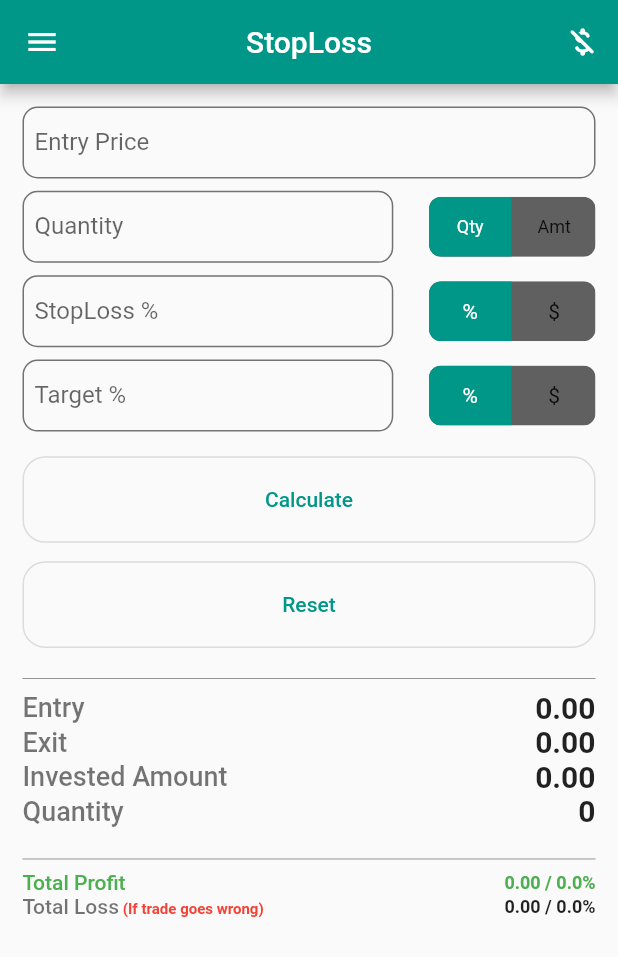
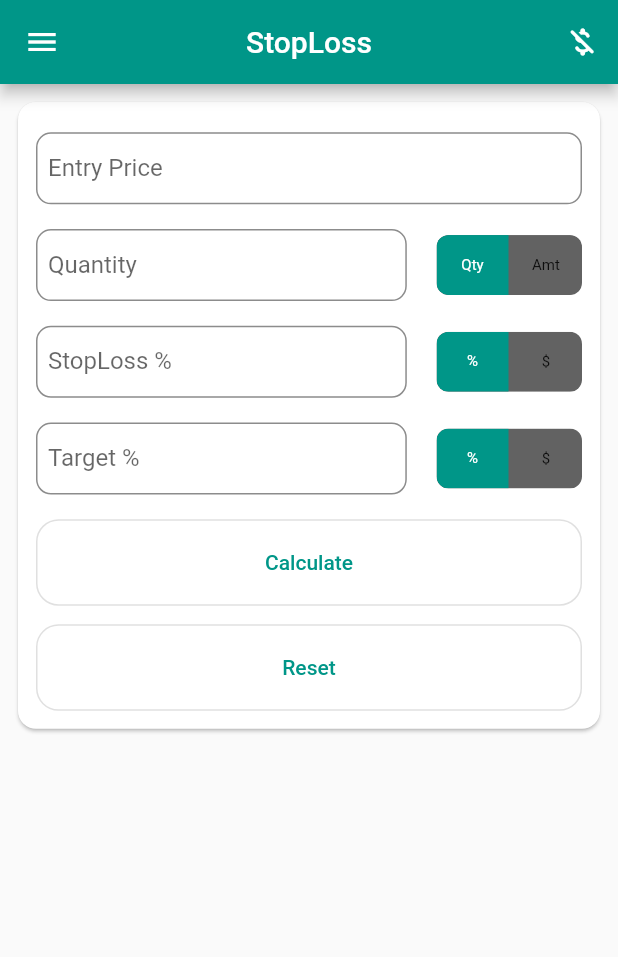
Before and after one commit to sandip1805/stop_loss, a Flutter app: the screen it shows after launch, on a phone screen of 412 x 824 dp. Shown: the top 957 px of the screen. Run offline on Flutter 3.47's test engine with Material 2 defaults, Android fonts, the phone set to English and light mode, and no system bars; drawn by our look-alikes of toggle_switch.

Commit message:
Code updated with introducing Card and container

```diff
--- a/lib/components/result_box.dart
+++ b/lib/components/result_box.dart
@@ -1,10 +1,9 @@
-
+import 'package:flutter/cupertino.dart';
 import 'package:flutter/material.dart';
 import 'package:stop_loss/components/display_label.dart';
 import 'package:stop_loss/config/size_config.dart';
 
 class ResultBox extends StatelessWidget {
-
   final double entryPrice;
   final double targetPrice;
   final double investedAmount;
@@ -14,12 +13,29 @@ class ResultBox extends StatelessWidget {
   final double totalLoss;
   final double stopLossPercentage;
 
-  const ResultBox({Key key, this.entryPrice, this.targetPrice, this.investedAmount, this.quantity, this.totalProfit, this.targetPercentage, this.totalLoss, this.stopLossPercentage}) : super(key: key);
+  const ResultBox(
+      {Key key,
+      this.entryPrice,
+      this.targetPrice,
+      this.investedAmount,
+      this.quantity,
+      this.totalProfit,
+      this.targetPercentage,
+      this.totalLoss,
+      this.stopLossPercentage})
+      : super(key: key);
 
   @override
   Widget build(BuildContext context) {
     SizeConfig().init(context);
-    return Container(
+    return Card(
+      shape: RoundedRectangleBorder(
+        borderRadius: BorderRadius.circular(
+          12.0,
+        ),
+      ),
+      child: Container(
+        padding: const EdgeInsets.all(16.0),
         child: Column(
           children: [
             Column(
@@ -114,6 +130,7 @@ class ResultBox extends StatelessWidget {
             ),
           ],
         ),
+      ),
     );
   }
 }
--- a/lib/components/text_field.dart
+++ b/lib/components/text_field.dart
@@ -34,13 +34,13 @@ class CustomTextField extends StatelessWidget {
         focusedBorder: OutlineInputBorder(
           borderRadius: BorderRadius.all(Radius.circular(10.0)),
           borderSide: BorderSide(
-            color: Colors.black54,
+            color: Colors.black45,
           ),
         ),
         enabledBorder: OutlineInputBorder(
           borderRadius: BorderRadius.all(Radius.circular(10.0)),
           borderSide: BorderSide(
-            color: Colors.black54,
+            color: Colors.black45,
           ),
         ),
         errorBorder: OutlineInputBorder(
--- a/lib/main.dart
+++ b/lib/main.dart
@@ -1,6 +1,5 @@
 import 'package:flutter/material.dart';
 import 'package:stop_loss/components/custom_outlined_button.dart';
-import 'package:stop_loss/components/display_label.dart';
 import 'package:stop_loss/components/result_box.dart';
 import 'package:stop_loss/components/text_field.dart';
 import 'package:stop_loss/config/size_config.dart';
@@ -35,6 +34,7 @@ class MyHomePage extends StatefulWidget {
 }
 
 class _MyHomePageState extends State<MyHomePage> {
+  bool shouldShowResult = false;
   bool isQuantity = true;
   bool isStopLossPercentage = true;
   bool isTargetPercentage = true;
@@ -45,13 +45,12 @@ class _MyHomePageState extends State<MyHomePage> {
   double targetPrice = 0;
   double targetPercentage = 0;
   double quantity = 0;
-
   double totalProfit = 0, totalLoss = 0;
-
   final _formKey = GlobalKey<FormState>();
 
   reset() {
     setState(() {
+      shouldShowResult = false;
       _formKey.currentState.reset();
       isQuantity = true;
       isStopLossPercentage = true;
@@ -71,6 +70,7 @@ class _MyHomePageState extends State<MyHomePage> {
   void calculate() {
     if (_formKey.currentState.validate()) {
       setState(() {
+        shouldShowResult = true;
         targetPrice = isTargetPercentage
             ? (entryPrice + ((targetPercentage / 100) * entryPrice))
             : targetPrice;
@@ -129,12 +129,25 @@ class _MyHomePageState extends State<MyHomePage> {
         ),
       ),
       body: SingleChildScrollView(
+        child: Column(
+          children: [
+            Container(
+              padding: const EdgeInsets.all(8.0),
+              child: Card(
+                shape: RoundedRectangleBorder(
+                  borderRadius: BorderRadius.circular(
+                    12.0,
+                  ),
+                ),
                 child: Container(
-          padding: const EdgeInsets.all(15.0),
+                  padding: const EdgeInsets.all(12.0),
                   child: Form(
                     key: _formKey,
                     child: Column(
                       children: [
+                        SizedBox(
+                          height: SizeConfig.safeBlockVertical * 1,
+                        ),
                         CustomTextField(
                           onChanged: (value) {
                             setState(() {
@@ -151,7 +164,7 @@ class _MyHomePageState extends State<MyHomePage> {
                           },
                         ),
                         SizedBox(
-                  height: SizeConfig.safeBlockVertical * 1.0,
+                          height: SizeConfig.safeBlockVertical * 2,
                         ),
                         Row(
                           mainAxisAlignment: MainAxisAlignment.spaceBetween,
@@ -166,7 +179,8 @@ class _MyHomePageState extends State<MyHomePage> {
                                       if (isQuantity) {
                                         quantity = parsedValue.ceilToDouble();
                                       } else {
-                                investedAmount = parsedValue.ceilToDouble();
+                                        investedAmount =
+                                            parsedValue.ceilToDouble();
                                       }
                                     },
                                   );
@@ -190,8 +204,8 @@ class _MyHomePageState extends State<MyHomePage> {
                             ToggleSwitch(
                               initialLabelIndex: isQuantity ? 0 : 1,
                               labels: ['Qty', 'Amt'],
-                      fontSize: 12,
-                      minWidth: 55,
+                              fontSize: 10,
+                              minWidth: 48,
                               onToggle: (index) {
                                 setState(() {
                                   isQuantity = !isQuantity;
@@ -201,7 +215,7 @@ class _MyHomePageState extends State<MyHomePage> {
                           ],
                         ),
                         SizedBox(
-                  height: SizeConfig.safeBlockVertical * 1.0,
+                          height: SizeConfig.safeBlockVertical * 2,
                         ),
                         Row(
                           mainAxisAlignment: MainAxisAlignment.spaceBetween,
@@ -221,8 +235,9 @@ class _MyHomePageState extends State<MyHomePage> {
                                 hintText: isStopLossPercentage
                                     ? 'Enter StopLoss Percentage'
                                     : 'Enter StopLoss Price',
-                        labelText:
-                            isStopLossPercentage ? 'StopLoss %' : 'StopLoss',
+                                labelText: isStopLossPercentage
+                                    ? 'StopLoss %'
+                                    : 'StopLoss',
                                 validator: (value) {
                                   if (value.isEmpty) {
                                     return 'Please enter StopLoss';
@@ -237,8 +252,8 @@ class _MyHomePageState extends State<MyHomePage> {
                             ToggleSwitch(
                               initialLabelIndex: isStopLossPercentage ? 0 : 1,
                               labels: ['%', '\$'],
-                      fontSize: 14,
-                      minWidth: 55,
+                              fontSize: 10,
+                              minWidth: 48,
                               onToggle: (index) {
                                 setState(() {
                                   isStopLossPercentage = !isStopLossPercentage;
@@ -248,7 +263,7 @@ class _MyHomePageState extends State<MyHomePage> {
                           ],
                         ),
                         SizedBox(
-                  height: SizeConfig.safeBlockVertical * 1.0,
+                          height: SizeConfig.safeBlockVertical * 2,
                         ),
                         Row(
                           mainAxisAlignment: MainAxisAlignment.spaceBetween,
@@ -269,7 +284,8 @@ class _MyHomePageState extends State<MyHomePage> {
                                 hintText: isTargetPercentage
                                     ? 'Enter Target Percentage'
                                     : 'Enter Target Price',
-                        labelText: isTargetPercentage ? 'Target %' : 'Target',
+                                labelText:
+                                    isTargetPercentage ? 'Target %' : 'Target',
                                 validator: (value) {
                                   if (value.isEmpty) {
                                     return 'Please enter target amount';
@@ -284,8 +300,8 @@ class _MyHomePageState extends State<MyHomePage> {
                             ToggleSwitch(
                               initialLabelIndex: isTargetPercentage ? 0 : 1,
                               labels: ['%', '\$'],
-                      fontSize: 14,
-                      minWidth: 55,
+                              fontSize: 10,
+                              minWidth: 48,
                               onToggle: (index) {
                                 setState(() {
                                   isTargetPercentage = !isTargetPercentage;
@@ -308,14 +324,16 @@ class _MyHomePageState extends State<MyHomePage> {
                           buttonLabel: 'Reset',
                           onPressed: reset,
                         ),
-                SizedBox(
-                  height: SizeConfig.safeBlockVertical * 1.5,
+                      ],
                     ),
-                Divider(
-                  color: Colors.black54,
-                  thickness: 0.5,
                   ),
-                ResultBox(
+                ),
+              ),
+            ),
+            shouldShowResult
+                ? Container(
+                    padding: const EdgeInsets.symmetric(horizontal: 8.0),
+                    child: ResultBox(
                       entryPrice: entryPrice,
                       investedAmount: investedAmount,
                       quantity: quantity,
@@ -325,9 +343,9 @@ class _MyHomePageState extends State<MyHomePage> {
                       totalLoss: totalLoss,
                       totalProfit: totalProfit,
                     ),
+                  )
+                : Container(),
           ],
-            ),
-          ),
         ),
       ),
     );
--- a/pubspec.yaml
+++ b/pubspec.yaml
@@ -15,7 +15,7 @@ publish_to: 'none' # Remove this line if you wish to publish to pub.dev
 # In iOS, build-name is used as CFBundleShortVersionString while build-number used as CFBundleVersion.
 # Read more about iOS versioning at
 # https://developer.apple.com/library/archive/documentation/General/Reference/InfoPlistKeyReference/Articles/CoreFoundationKeys.html
-version: 1.1.0+2
+version: 1.2.0+3
 
 environment:
   sdk: ">=2.7.0 <3.0.0"
```
Also changed, not shown: 1 other file. Lines whose indentation alone changed are shown as unchanged.
